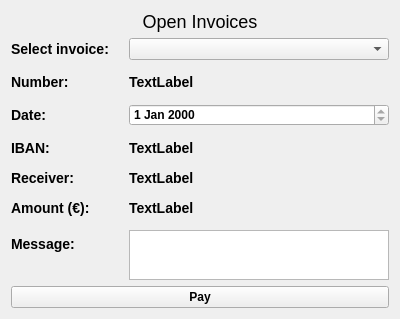
First picture: the form in Ohjelman käyttöliittymät/Gui/invoiceview.ui, repository JIkaheimo/ohjelmistokehityksen-sovellusprojekti-2k19, before the edit.
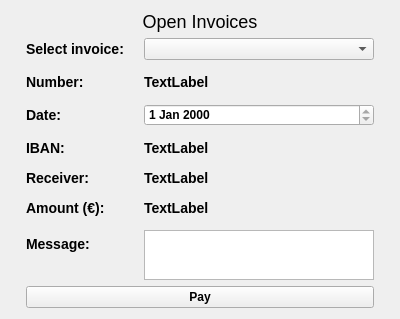
Second picture: the form after the edit.

```diff
--- a/Ohjelman käyttöliittymät/Gui/invoiceview.ui
+++ b/Ohjelman käyttöliittymät/Gui/invoiceview.ui
@@ -32,7 +32,7 @@
    <property name="horizontalSpacing">
     <number>14</number>
    </property>
-   <item row="0" column="0">
+   <item row="0" column="1">
     <widget class="QLabel" name="labelHeader">
      <property name="font">
       <font>
@@ -47,7 +47,7 @@
      </property>
     </widget>
    </item>
-   <item row="1" column="0">
+   <item row="1" column="1">
     <layout class="QFormLayout" name="formLayout">
      <property name="horizontalSpacing">
       <number>20</number>
@@ -194,13 +194,39 @@
      </item>
     </layout>
    </item>
-   <item row="2" column="0">
+   <item row="2" column="1">
     <widget class="QPushButton" name="btnAction">
      <property name="text">
       <string>Pay</string>
      </property>
     </widget>
    </item>
+   <item row="1" column="0">
+    <spacer name="horizontalSpacer">
+     <property name="orientation">
+      <enum>Qt::Horizontal</enum>
+     </property>
+     <property name="sizeHint" stdset="0">
+      <size>
+       <width>40</width>
+       <height>20</height>
+      </size>
+     </property>
+    </spacer>
+   </item>
+   <item row="1" column="2">
+    <spacer name="horizontalSpacer_2">
+     <property name="orientation">
+      <enum>Qt::Horizontal</enum>
+     </property>
+     <property name="sizeHint" stdset="0">
+      <size>
+       <width>40</width>
+       <height>20</height>
+      </size>
+     </property>
+    </spacer>
+   </item>
   </layout>
  </widget>
  <resources/>
```
